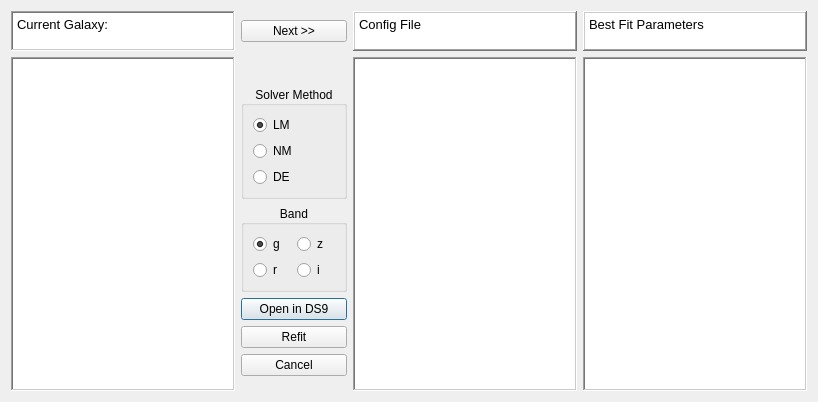
Qt form GUI/ds9_open.ui (rpsmith4/photometric-decomp-analysis) before a commit.
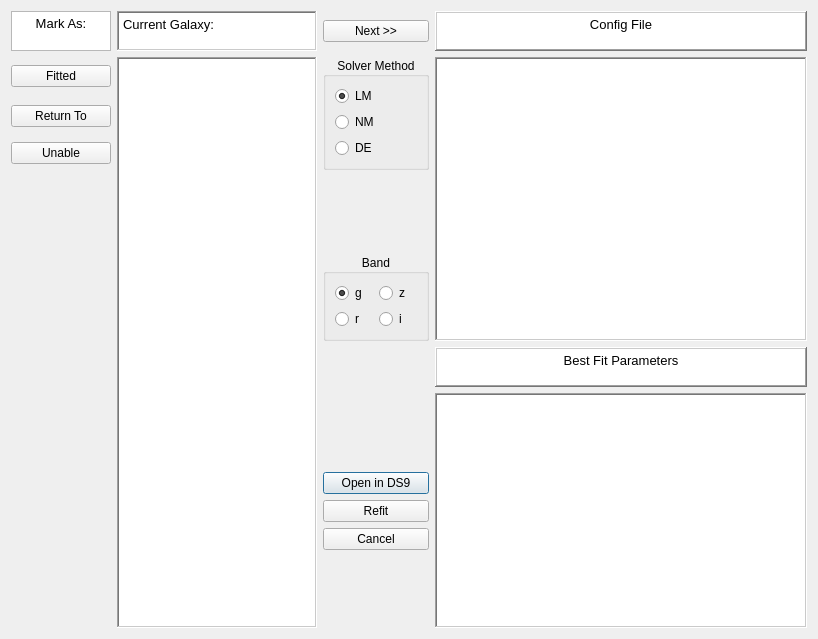
The same form after that commit.

The edit to the form file:
```diff
--- a/GUI/ds9_open.ui
+++ b/GUI/ds9_open.ui
@@ -7,7 +7,7 @@
     <x>0</x>
     <y>0</y>
     <width>818</width>
-    <height>402</height>
+    <height>639</height>
    </rect>
   </property>
   <property name="windowTitle">
@@ -20,93 +20,37 @@
    <property name="sizeConstraint">
     <enum>QLayout::SizeConstraint::SetDefaultConstraint</enum>
    </property>
-   <item row="5" column="2">
+   <item row="10" column="3">
     <widget class="QPushButton" name="opends9button">
      <property name="text">
       <string>Open in DS9</string>
      </property>
     </widget>
    </item>
-   <item row="0" column="2">
-    <widget class="QPushButton" name="nextgalbutton">
-     <property name="text">
-      <string>Next &gt;&gt;</string>
+   <item row="0" column="1">
+    <widget class="QTextBrowser" name="currentgalaxytext">
+     <property name="maximumSize">
+      <size>
+       <width>200</width>
+       <height>40</height>
+      </size>
+     </property>
+     <property name="frameShape">
+      <enum>QFrame::Shape::WinPanel</enum>
+     </property>
+     <property name="html">
+      <string>&lt;!DOCTYPE HTML PUBLIC &quot;-//W3C//DTD HTML 4.0//EN&quot; &quot;http://www.w3.org/TR/REC-html40/strict.dtd&quot;&gt;
+&lt;html&gt;&lt;head&gt;&lt;meta name=&quot;qrichtext&quot; content=&quot;1&quot; /&gt;&lt;meta charset=&quot;utf-8&quot; /&gt;&lt;style type=&quot;text/css&quot;&gt;
+p, li { white-space: pre-wrap; }
+hr { height: 1px; border-width: 0; }
+li.unchecked::marker { content: &quot;\2610&quot;; }
+li.checked::marker { content: &quot;\2612&quot;; }
+&lt;/style&gt;&lt;/head&gt;&lt;body style=&quot; font-family:'Noto Sans'; font-size:10pt; font-weight:400; font-style:normal;&quot;&gt;
+&lt;p style=&quot; margin-top:0px; margin-bottom:0px; margin-left:0px; margin-right:0px; -qt-block-indent:0; text-indent:0px;&quot;&gt;Current Galaxy:&lt;/p&gt;&lt;/body&gt;&lt;/html&gt;</string>
      </property>
     </widget>
    </item>
    <item row="0" column="4">
-    <widget class="QTextBrowser" name="currentgalaxytext_3">
-     <property name="maximumSize">
-      <size>
-       <width>16777215</width>
-       <height>40</height>
-      </size>
-     </property>
-     <property name="frameShape">
-      <enum>QFrame::Shape::WinPanel</enum>
-     </property>
-     <property name="frameShadow">
-      <enum>QFrame::Shadow::Raised</enum>
-     </property>
-     <property name="html">
-      <string>&lt;!DOCTYPE HTML PUBLIC &quot;-//W3C//DTD HTML 4.0//EN&quot; &quot;http://www.w3.org/TR/REC-html40/strict.dtd&quot;&gt;
-&lt;html&gt;&lt;head&gt;&lt;meta name=&quot;qrichtext&quot; content=&quot;1&quot; /&gt;&lt;meta charset=&quot;utf-8&quot; /&gt;&lt;style type=&quot;text/css&quot;&gt;
-p, li { white-space: pre-wrap; }
-hr { height: 1px; border-width: 0; }
-li.unchecked::marker { content: &quot;\2610&quot;; }
-li.checked::marker { content: &quot;\2612&quot;; }
-&lt;/style&gt;&lt;/head&gt;&lt;body style=&quot; font-family:'Noto Sans'; font-size:10pt; font-weight:400; font-style:normal;&quot;&gt;
-&lt;p style=&quot; margin-top:0px; margin-bottom:0px; margin-left:0px; margin-right:0px; -qt-block-indent:0; text-indent:0px;&quot;&gt;Best Fit Parameters&lt;/p&gt;&lt;/body&gt;&lt;/html&gt;</string>
-     </property>
-    </widget>
-   </item>
-   <item row="3" column="2">
-    <widget class="QGroupBox" name="groupBox">
-     <property name="title">
-      <string>Solver Method</string>
-     </property>
-     <property name="alignment">
-      <set>Qt::AlignmentFlag::AlignCenter</set>
-     </property>
-     <property name="flat">
-      <bool>false</bool>
-     </property>
-     <layout class="QVBoxLayout" name="verticalLayout">
-      <item>
-       <widget class="QRadioButton" name="LMbutton">
-        <property name="text">
-         <string>LM</string>
-        </property>
-        <property name="checked">
-         <bool>true</bool>
-        </property>
-       </widget>
-      </item>
-      <item>
-       <widget class="QRadioButton" name="NMbutton">
-        <property name="text">
-         <string>NM</string>
-        </property>
-       </widget>
-      </item>
-      <item>
-       <widget class="QRadioButton" name="DEbutton">
-        <property name="text">
-         <string>DE</string>
-        </property>
-       </widget>
-      </item>
-     </layout>
-    </widget>
-   </item>
-   <item row="7" column="2">
-    <widget class="QPushButton" name="cancelbutton">
-     <property name="text">
-      <string>Cancel</string>
-     </property>
-    </widget>
-   </item>
-   <item row="0" column="3">
     <widget class="QTextBrowser" name="currentgalaxytext_2">
      <property name="maximumSize">
       <size>
@@ -128,28 +72,46 @@
 li.unchecked::marker { content: &quot;\2610&quot;; }
 li.checked::marker { content: &quot;\2612&quot;; }
 &lt;/style&gt;&lt;/head&gt;&lt;body style=&quot; font-family:'Noto Sans'; font-size:10pt; font-weight:400; font-style:normal;&quot;&gt;
-&lt;p style=&quot; margin-top:0px; margin-bottom:0px; margin-left:0px; margin-right:0px; -qt-block-indent:0; text-indent:0px;&quot;&gt;Config File&lt;/p&gt;&lt;/body&gt;&lt;/html&gt;</string>
+&lt;p align=&quot;center&quot; style=&quot; margin-top:0px; margin-bottom:0px; margin-left:0px; margin-right:0px; -qt-block-indent:0; text-indent:0px;&quot;&gt;Config File&lt;/p&gt;&lt;/body&gt;&lt;/html&gt;</string>
      </property>
     </widget>
    </item>
-   <item row="1" column="0" rowspan="8">
-    <widget class="QListWidget" name="galaxylist">
-     <property name="frameShape">
-      <enum>QFrame::Shape::WinPanel</enum>
+   <item row="11" column="3">
+    <widget class="QPushButton" name="refitbutton">
+     <property name="text">
+      <string>Refit</string>
+     </property>
+    </widget>
+   </item>
+   <item row="0" column="3">
+    <widget class="QPushButton" name="nextgalbutton">
+     <property name="text">
+      <string>Next &gt;&gt;</string>
+     </property>
+    </widget>
+   </item>
+   <item row="4" column="0">
+    <widget class="QPushButton" name="markreturn">
+     <property name="text">
+      <string>Return To</string>
+     </property>
+    </widget>
+   </item>
+   <item row="5" column="0">
+    <widget class="QPushButton" name="markunable">
+     <property name="text">
+      <string>Unable</string>
      </property>
     </widget>
    </item>
    <item row="0" column="0">
-    <widget class="QTextBrowser" name="currentgalaxytext">
+    <widget class="QTextBrowser" name="textBrowser">
      <property name="maximumSize">
       <size>
-       <width>16777215</width>
+       <width>100</width>
        <height>40</height>
       </size>
      </property>
-     <property name="frameShape">
-      <enum>QFrame::Shape::WinPanel</enum>
-     </property>
      <property name="html">
       <string>&lt;!DOCTYPE HTML PUBLIC &quot;-//W3C//DTD HTML 4.0//EN&quot; &quot;http://www.w3.org/TR/REC-html40/strict.dtd&quot;&gt;
 &lt;html&gt;&lt;head&gt;&lt;meta name=&quot;qrichtext&quot; content=&quot;1&quot; /&gt;&lt;meta charset=&quot;utf-8&quot; /&gt;&lt;style type=&quot;text/css&quot;&gt;
@@ -158,31 +120,24 @@
 li.unchecked::marker { content: &quot;\2610&quot;; }
 li.checked::marker { content: &quot;\2612&quot;; }
 &lt;/style&gt;&lt;/head&gt;&lt;body style=&quot; font-family:'Noto Sans'; font-size:10pt; font-weight:400; font-style:normal;&quot;&gt;
-&lt;p style=&quot; margin-top:0px; margin-bottom:0px; margin-left:0px; margin-right:0px; -qt-block-indent:0; text-indent:0px;&quot;&gt;Current Galaxy:&lt;/p&gt;&lt;/body&gt;&lt;/html&gt;</string>
+&lt;p align=&quot;center&quot; style=&quot; margin-top:0px; margin-bottom:0px; margin-left:0px; margin-right:0px; -qt-block-indent:0; text-indent:0px;&quot;&gt;Mark As:&lt;/p&gt;&lt;/body&gt;&lt;/html&gt;</string>
      </property>
     </widget>
    </item>
-   <item row="1" column="4" rowspan="8">
-    <widget class="QPlainTextEdit" name="plainTextEdit_2">
-     <property name="frameShape">
-      <enum>QFrame::Shape::WinPanel</enum>
+   <item row="3" column="1" rowspan="11">
+    <widget class="QListWidget" name="galaxylist">
+     <property name="maximumSize">
+      <size>
+       <width>200</width>
+       <height>16777215</height>
+      </size>
      </property>
-     <property name="frameShadow">
-      <enum>QFrame::Shadow::Sunken</enum>
-     </property>
-    </widget>
-   </item>
-   <item row="1" column="3" rowspan="8">
-    <widget class="QPlainTextEdit" name="plainTextEdit">
      <property name="frameShape">
       <enum>QFrame::Shape::WinPanel</enum>
      </property>
-     <property name="frameShadow">
-      <enum>QFrame::Shadow::Sunken</enum>
-     </property>
     </widget>
    </item>
-   <item row="4" column="2">
+   <item row="7" column="3">
     <widget class="QGroupBox" name="groupBox_2">
      <property name="title">
       <string>Band</string>
@@ -228,10 +183,102 @@
      </layout>
     </widget>
    </item>
-   <item row="6" column="2">
-    <widget class="QPushButton" name="refitbutton">
+   <item row="3" column="0">
+    <widget class="QPushButton" name="markfitted">
      <property name="text">
-      <string>Refit</string>
+      <string>Fitted</string>
+     </property>
+    </widget>
+   </item>
+   <item row="12" column="3">
+    <widget class="QPushButton" name="cancelbutton">
+     <property name="text">
+      <string>Cancel</string>
+     </property>
+    </widget>
+   </item>
+   <item row="3" column="3" rowspan="3">
+    <widget class="QGroupBox" name="groupBox">
+     <property name="title">
+      <string>Solver Method</string>
+     </property>
+     <property name="alignment">
+      <set>Qt::AlignmentFlag::AlignCenter</set>
+     </property>
+     <property name="flat">
+      <bool>false</bool>
+     </property>
+     <layout class="QVBoxLayout" name="verticalLayout">
+      <item>
+       <widget class="QRadioButton" name="LMbutton">
+        <property name="text">
+         <string>LM</string>
+        </property>
+        <property name="checked">
+         <bool>true</bool>
+        </property>
+       </widget>
+      </item>
+      <item>
+       <widget class="QRadioButton" name="NMbutton">
+        <property name="text">
+         <string>NM</string>
+        </property>
+       </widget>
+      </item>
+      <item>
+       <widget class="QRadioButton" name="DEbutton">
+        <property name="text">
+         <string>DE</string>
+        </property>
+       </widget>
+      </item>
+     </layout>
+    </widget>
+   </item>
+   <item row="8" column="4">
+    <widget class="QTextBrowser" name="currentgalaxytext_3">
+     <property name="maximumSize">
+      <size>
+       <width>16777215</width>
+       <height>40</height>
+      </size>
+     </property>
+     <property name="frameShape">
+      <enum>QFrame::Shape::WinPanel</enum>
+     </property>
+     <property name="frameShadow">
+      <enum>QFrame::Shadow::Raised</enum>
+     </property>
+     <property name="html">
+      <string>&lt;!DOCTYPE HTML PUBLIC &quot;-//W3C//DTD HTML 4.0//EN&quot; &quot;http://www.w3.org/TR/REC-html40/strict.dtd&quot;&gt;
+&lt;html&gt;&lt;head&gt;&lt;meta name=&quot;qrichtext&quot; content=&quot;1&quot; /&gt;&lt;meta charset=&quot;utf-8&quot; /&gt;&lt;style type=&quot;text/css&quot;&gt;
+p, li { white-space: pre-wrap; }
+hr { height: 1px; border-width: 0; }
+li.unchecked::marker { content: &quot;\2610&quot;; }
+li.checked::marker { content: &quot;\2612&quot;; }
+&lt;/style&gt;&lt;/head&gt;&lt;body style=&quot; font-family:'Noto Sans'; font-size:10pt; font-weight:400; font-style:normal;&quot;&gt;
+&lt;p align=&quot;center&quot; style=&quot; margin-top:0px; margin-bottom:0px; margin-left:0px; margin-right:0px; -qt-block-indent:0; text-indent:0px;&quot;&gt;Best Fit Parameters&lt;/p&gt;&lt;/body&gt;&lt;/html&gt;</string>
+     </property>
+    </widget>
+   </item>
+   <item row="3" column="4" rowspan="5">
+    <widget class="QPlainTextEdit" name="plainTextEdit">
+     <property name="frameShape">
+      <enum>QFrame::Shape::WinPanel</enum>
+     </property>
+     <property name="frameShadow">
+      <enum>QFrame::Shadow::Sunken</enum>
+     </property>
+    </widget>
+   </item>
+   <item row="9" column="4" rowspan="5">
+    <widget class="QPlainTextEdit" name="plainTextEdit_2">
+     <property name="frameShape">
+      <enum>QFrame::Shape::WinPanel</enum>
+     </property>
+     <property name="frameShadow">
+      <enum>QFrame::Shadow::Sunken</enum>
      </property>
     </widget>
    </item>
```
